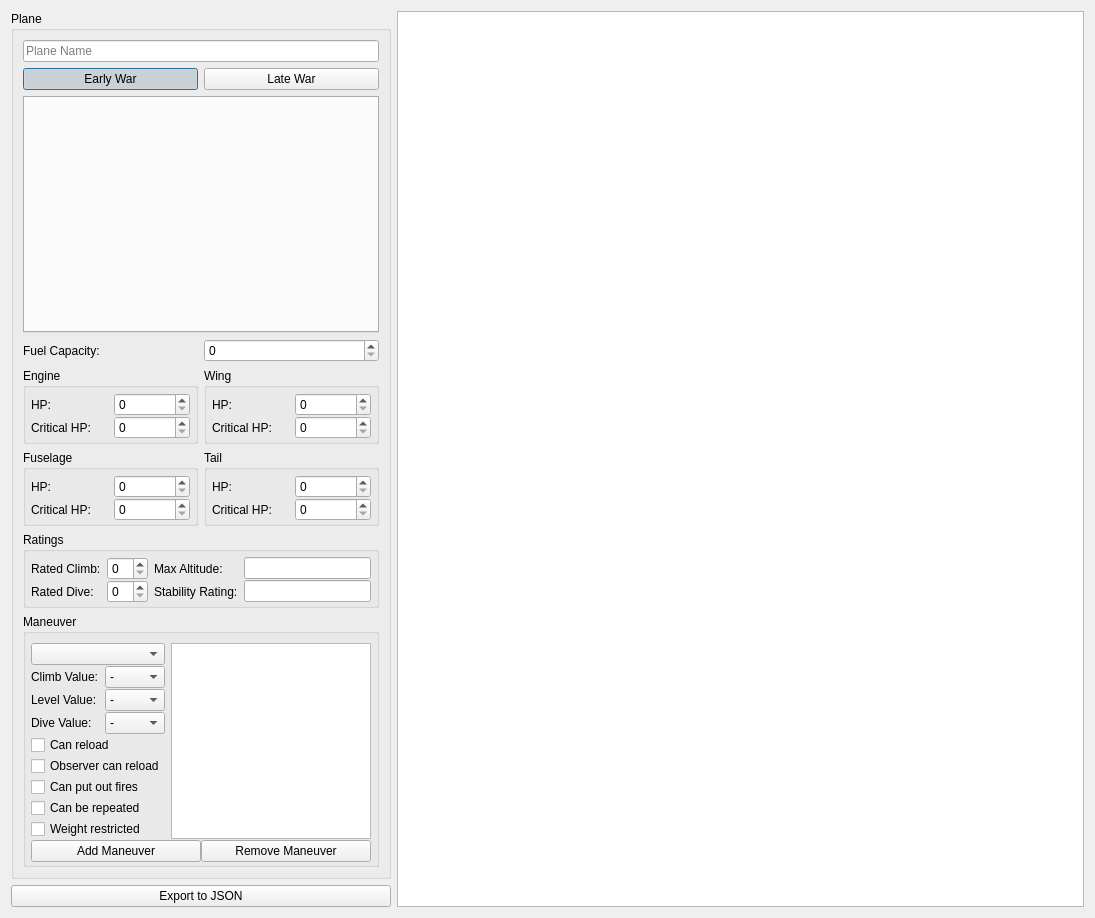
The window that editor/PlaneEditor.ui (wchamilton/CEManeuverLog) describes before a commit, drawn with Qt 5.
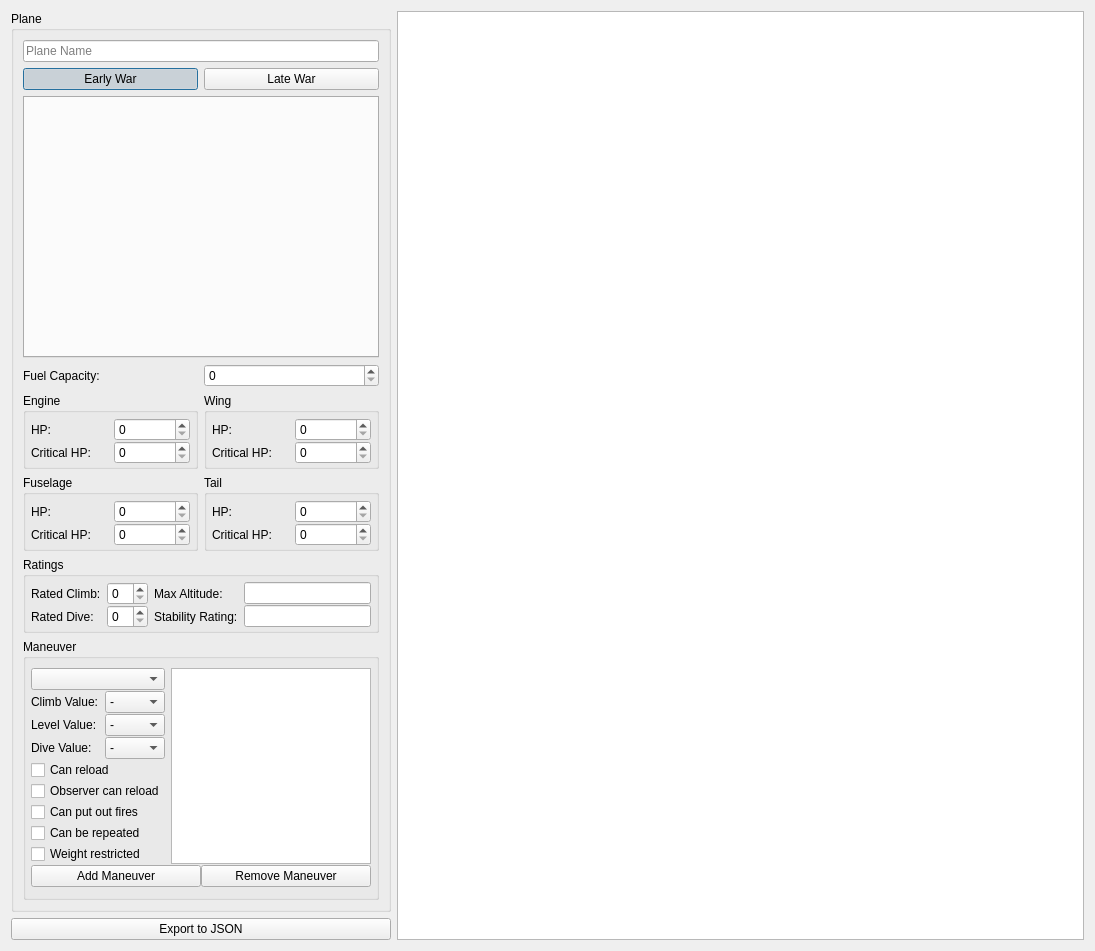
The same window after the commit. Icons and pictures are not drawn.

Commit message: Moved the block of code responsible for drawing the schedule bg to a function so that it's only done on demand. Also fixed some layout for windows. Will need to verify on linux/mac to ensure it looks correct there. Otherwise I may need to include custom font+stylesheets...

What changed in the file:
```diff
--- a/editor/PlaneEditor.ui
+++ b/editor/PlaneEditor.ui
@@ -7,7 +7,7 @@
     <x>0</x>
     <y>0</y>
     <width>1095</width>
-    <height>918</height>
+    <height>951</height>
    </rect>
   </property>
   <property name="windowTitle">
@@ -332,7 +332,7 @@
         <property name="title">
          <string>Maneuver</string>
         </property>
-        <layout class="QGridLayout" name="gridLayout" rowstretch="0,0,0,0,0,0,0,0,0,0">
+        <layout class="QGridLayout" name="gridLayout" rowstretch="1,1,1,1,1,1,1,1,1,0">
          <property name="leftMargin">
           <number>5</number>
          </property>
```
Left out of the diff: 162 changed lines with no effect on the pictures. The commit also changes 5 other files.
